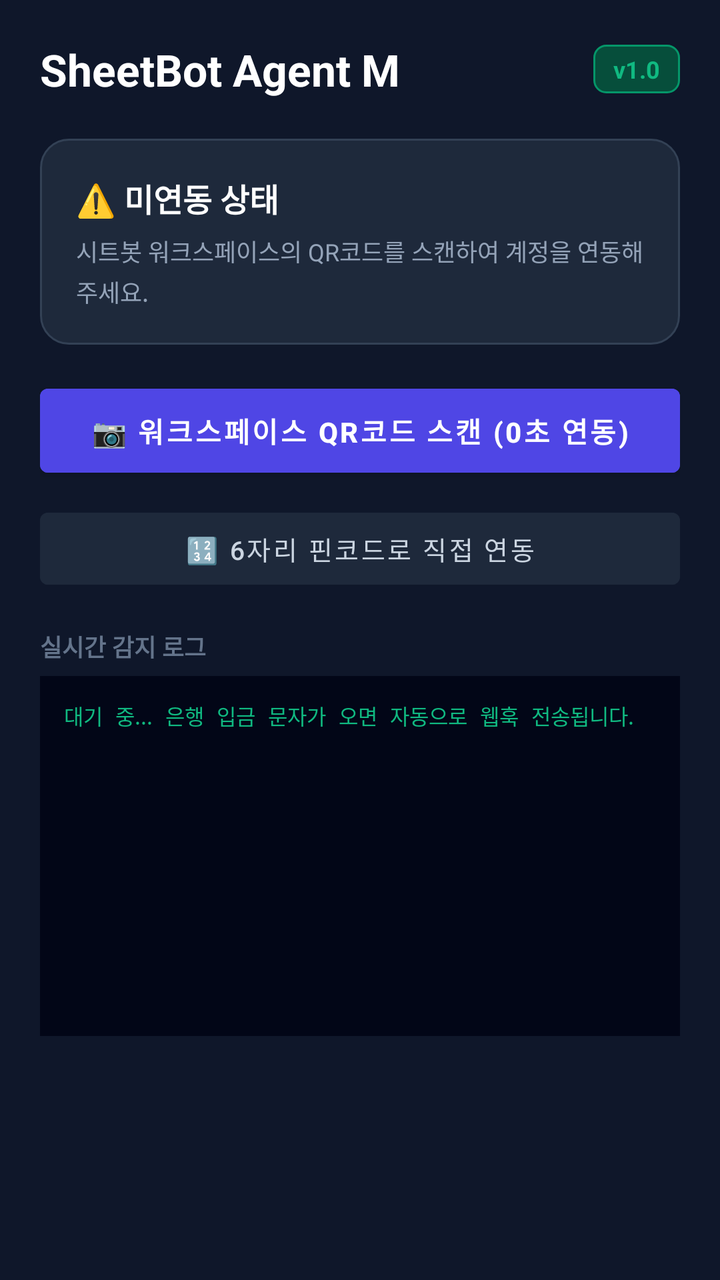
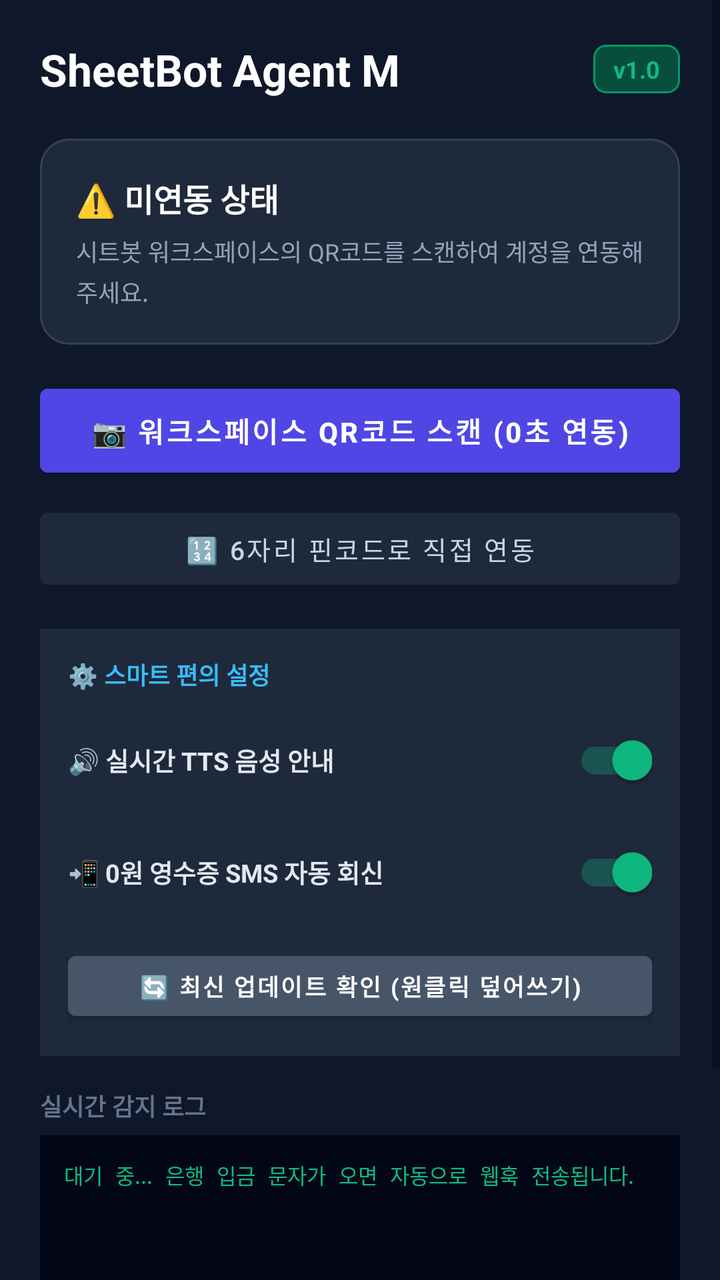

An Android layout rendered at two revisions. The XML below is the earlier revision; the diff shows what the commit changed to produce the second picture.
<!-- AndroidManifest.xml: application theme Theme.SheetBotDepositAgent -->
<!-- res/layout/activity_main.xml -->
<?xml version="1.0" encoding="utf-8"?>
<ScrollView xmlns:android="http://schemas.android.com/apk/res/android"
    xmlns:app="http://schemas.android.com/apk/res-auto"
    android:layout_width="match_parent"
    android:layout_height="match_parent"
    android:background="#0F172A"
    android:fillViewport="true">

    <LinearLayout
        android:layout_width="match_parent"
        android:layout_height="wrap_content"
        android:orientation="vertical"
        android:padding="20dp">

        
        <LinearLayout
            android:layout_width="match_parent"
            android:layout_height="wrap_content"
            android:orientation="horizontal"
            android:gravity="center_vertical"
            android:layout_marginBottom="20dp">

            <TextView
                android:layout_width="0dp"
                android:layout_height="wrap_content"
                android:layout_weight="1"
                android:text="SheetBot Agent M"
                android:textColor="#FFFFFF"
                android:textSize="22sp"
                android:textStyle="bold" />

            <TextView
                android:layout_width="wrap_content"
                android:layout_height="wrap_content"
                android:background="@drawable/bg_badge_version"
                android:paddingHorizontal="10dp"
                android:paddingVertical="4dp"
                android:text="v1.0"
                android:textColor="#10B981"
                android:textSize="12sp"
                android:textStyle="bold" />
        </LinearLayout>

        
        <LinearLayout
            android:id="@+id/cardStatus"
            android:layout_width="match_parent"
            android:layout_height="wrap_content"
            android:orientation="vertical"
            android:padding="18dp"
            android:background="@drawable/bg_card_unpaired"
            android:layout_marginBottom="16dp">

            <TextView
                android:id="@+id/tvStatusTitle"
                android:layout_width="wrap_content"
                android:layout_height="wrap_content"
                android:text="⚠️ 미연동 상태"
                android:textColor="#FFFFFF"
                android:textSize="16sp"
                android:textStyle="bold" />

            <TextView
                android:id="@+id/tvStatusDesc"
                android:layout_width="match_parent"
                android:layout_height="wrap_content"
                android:layout_marginTop="6dp"
                android:text="시트봇 워크스페이스의 QR코드를 스캔하여 계정을 연동해 주세요."
                android:textColor="#94A3B8"
                android:textSize="12sp"
                android:lineSpacingExtra="3dp" />
        </LinearLayout>

        
        <Button
            android:id="@+id/btnBatteryOpt"
            android:layout_width="match_parent"
            android:layout_height="wrap_content"
            android:layout_marginBottom="16dp"
            android:backgroundTint="#F59E0B"
            android:text="🔋 백그라운드 꺼짐 방지 설정 (배터리 제한 없음)"
            android:textColor="#FFFFFF"
            android:textStyle="bold"
            android:visibility="gone" />

        
        <ProgressBar
            android:id="@+id/progressBar"
            android:layout_width="wrap_content"
            android:layout_height="wrap_content"
            android:layout_gravity="center"
            android:layout_margin="8dp"
            android:visibility="gone" />

        
        <LinearLayout
            android:id="@+id/layoutUnpairedControls"
            android:layout_width="match_parent"
            android:layout_height="wrap_content"
            android:orientation="vertical"
            android:layout_marginBottom="16dp">

            <Button
                android:id="@+id/btnScanQr"
                android:layout_width="match_parent"
                android:layout_height="54dp"
                android:backgroundTint="#4F46E5"
                android:text="📷 워크스페이스 QR코드 스캔 (0초 연동)"
                android:textColor="#FFFFFF"
                android:textSize="14sp"
                android:textStyle="bold"
                android:layout_marginBottom="8dp" />

            <Button
                android:id="@+id/btnManualPin"
                android:layout_width="match_parent"
                android:layout_height="48dp"
                android:backgroundTint="#1E293B"
                android:text="🔢 6자리 핀코드로 직접 연동"
                android:textColor="#CBD5E1"
                android:textSize="13sp" />
        </LinearLayout>

        
        <LinearLayout
            android:id="@+id/layoutPairedControls"
            android:layout_width="match_parent"
            android:layout_height="wrap_content"
            android:orientation="vertical"
            android:layout_marginBottom="16dp"
            android:visibility="gone">

            <Button
                android:id="@+id/btnTestDeposit"
                android:layout_width="match_parent"
                android:layout_height="50dp"
                android:backgroundTint="#059669"
                android:text="🧪 카카오뱅크 가상 입금 테스트 (5,000원)"
                android:textColor="#FFFFFF"
                android:textSize="13sp"
                android:textStyle="bold"
                android:layout_marginBottom="8dp" />

            <Button
                android:id="@+id/btnUnlink"
                android:layout_width="match_parent"
                android:layout_height="44dp"
                android:backgroundTint="#334155"
                android:text="연동 해제"
                android:textColor="#94A3B8"
                android:textSize="12sp" />
        </LinearLayout>

        
        <LinearLayout
            android:id="@+id/layoutLastDeposit"
            android:layout_width="match_parent"
            android:layout_height="wrap_content"
            android:orientation="vertical"
            android:background="#1E293B"
            android:padding="14dp"
            android:layout_marginBottom="16dp"
            android:visibility="gone">

            <TextView
                android:layout_width="wrap_content"
                android:layout_height="wrap_content"
                android:text="최근 감지된 입금"
                android:textColor="#38BDF8"
                android:textSize="12sp"
                android:textStyle="bold" />

            <TextView
                android:id="@+id/tvLastDeposit"
                android:layout_width="match_parent"
                android:layout_height="wrap_content"
                android:layout_marginTop="4dp"
                android:text="내역 없음"
                android:textColor="#E2E8F0"
                android:textSize="11sp" />
        </LinearLayout>

        
        <TextView
            android:layout_width="wrap_content"
            android:layout_height="wrap_content"
            android:text="실시간 감지 로그"
            android:textColor="#64748B"
            android:textSize="12sp"
            android:textStyle="bold"
            android:layout_marginBottom="6dp" />

        <TextView
            android:id="@+id/tvLogs"
            android:layout_width="match_parent"
            android:layout_height="180dp"
            android:background="#020617"
            android:padding="12dp"
            android:textColor="#10B981"
            android:textSize="10.5sp"
            android:fontFamily="monospace"
            android:text="대기 중... 은행 입금 문자가 오면 자동으로 웹훅 전송됩니다.\n" />

    </LinearLayout>
</ScrollView>
<!-- resources referenced by this layout -->
<resources>
  <!-- drawable bg_badge_version (drawable) -->
  <?xml version="1.0" encoding="utf-8"?>
  <shape xmlns:android="http://schemas.android.com/apk/res/android"
      android:shape="rectangle">
      <corners android:radius="6dp" />
      <solid android:color="#064E3B" />
      <stroke android:width="1dp" android:color="#059669" />
  </shape>
  <!-- drawable bg_card_unpaired (drawable) -->
  <?xml version="1.0" encoding="utf-8"?>
  <shape xmlns:android="http://schemas.android.com/apk/res/android"
      android:shape="rectangle">
      <corners android:radius="14dp" />
      <solid android:color="#1E293B" />
      <stroke android:width="1dp" android:color="#334155" />
  </shape>
  <style name="Theme.SheetBotDepositAgent" parent="Theme.MaterialComponents.DayNight.NoActionBar">
          <item name="colorPrimary">@color/purple_500</item>
          <item name="colorPrimaryVariant">@color/purple_700</item>
          <item name="colorOnPrimary">@color/white</item>
          <item name="colorSecondary">@color/teal_200</item>
          <item name="colorSecondaryVariant">@color/teal_700</item>
          <item name="colorOnSecondary">@color/black</item>
          <item name="android:statusBarColor">#0F172A</item>
      </style>
  <color name="purple_500">#4F46E5</color>
  <color name="purple_700">#4338CA</color>
  <color name="white">#FFFFFFFF</color>
  <color name="teal_200">#10B981</color>
  <color name="teal_700">#059669</color>
  <color name="black">#000000</color>
</resources>

<!-- the commit's change to res/layout/activity_main.xml (unified diff, before → after) -->
@@ -153,6 +153,81 @@
 
         
         <LinearLayout
+            android:layout_width="match_parent"
+            android:layout_height="wrap_content"
+            android:orientation="vertical"
+            android:background="#1E293B"
+            android:padding="14dp"
+            android:layout_marginBottom="16dp">
+
+            <TextView
+                android:layout_width="wrap_content"
+                android:layout_height="wrap_content"
+                android:text="⚙️ 스마트 편의 설정"
+                android:textColor="#38BDF8"
+                android:textSize="12sp"
+                android:textStyle="bold"
+                android:layout_marginBottom="10dp" />
+
+            <LinearLayout
+                android:layout_width="match_parent"
+                android:layout_height="wrap_content"
+                android:orientation="horizontal"
+                android:gravity="center_vertical"
+                android:layout_marginBottom="8dp">
+
+                <TextView
+                    android:layout_width="0dp"
+                    android:layout_height="wrap_content"
+                    android:layout_weight="1"
+                    android:text="🔊 실시간 TTS 음성 안내"
+                    android:textColor="#E2E8F0"
+                    android:textSize="12.5sp"
+                    android:textStyle="bold" />
+
+                <androidx.appcompat.widget.SwitchCompat
+                    android:id="@+id/switchTts"
+                    android:layout_width="wrap_content"
+                    android:layout_height="wrap_content"
+                    android:checked="true" />
+            </LinearLayout>
+
+            <LinearLayout
+                android:layout_width="match_parent"
+                android:layout_height="wrap_content"
+                android:orientation="horizontal"
+                android:gravity="center_vertical"
+                android:layout_marginBottom="12dp">
+
+                <TextView
+                    android:layout_width="0dp"
+                    android:layout_height="wrap_content"
+                    android:layout_weight="1"
+                    android:text="📲 0원 영수증 SMS 자동 회신"
+                    android:textColor="#E2E8F0"
+                    android:textSize="12.5sp"
+                    android:textStyle="bold" />
+
+                <androidx.appcompat.widget.SwitchCompat
+                    android:id="@+id/switchReceiptSms"
+                    android:layout_width="wrap_content"
+                    android:layout_height="wrap_content"
+                    android:checked="true" />
+            </LinearLayout>
+
+            <Button
+                android:id="@+id/btnCheckUpdate"
+                android:layout_width="match_parent"
+                android:layout_height="42dp"
+                android:backgroundTint="#475569"
+                android:text="🔄 최신 업데이트 확인 (원클릭 덮어쓰기)"
+                android:textColor="#FFFFFF"
+                android:textSize="11.5sp"
+                android:textStyle="bold" />
+        </LinearLayout>
+
+        
+        <LinearLayout
             android:id="@+id/layoutLastDeposit"
             android:layout_width="match_parent"
             android:layout_height="wrap_content"
